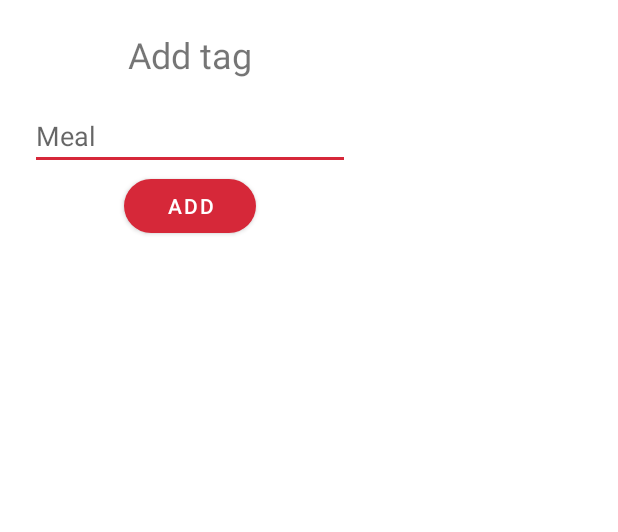
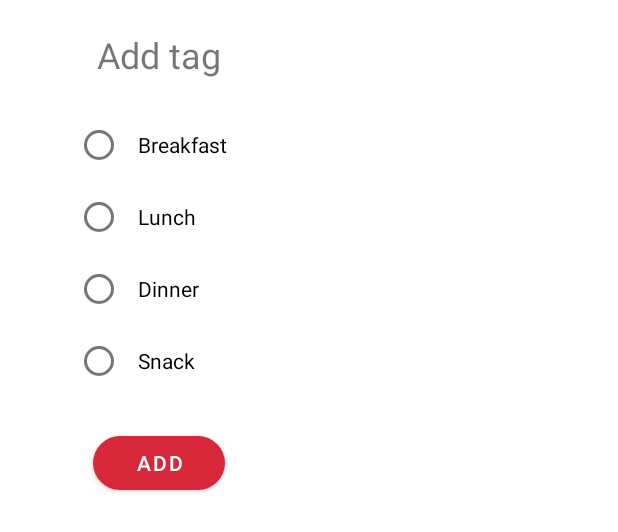
Before and after one commit to ETS-Android2/count.it, an Android app: the layout modal_tag.xml on its own in the app's theme, with its tools: preview values and no code run, on a phone screen of 412 x 824 dp. Shown: the top 532 px of the screen. Run offline under Robolectric (Android 15) with nearby library versions, the phone set to English and light mode, and no system bars.

Commit message:
modified tag, filter and change datalib entry, removed recycler view in fragment_entry.xml

```diff
--- a/app/src/main/res/layout/modal_tag.xml
+++ b/app/src/main/res/layout/modal_tag.xml
@@ -17,27 +17,58 @@ android:padding="20dp">
         app:layout_constraintStart_toStartOf="parent"
         app:layout_constraintTop_toTopOf="parent" />
 
-    <EditText
-        android:id="@+id/edtNameCustomEntry"
-        android:layout_width="wrap_content"
-        android:layout_height="wrap_content"
-        android:layout_marginTop="15dp"
-        android:ems="10"
-        android:hint="Meal "
-        android:inputType="textPersonName"
-        app:layout_constraintEnd_toEndOf="parent"
-        app:layout_constraintStart_toStartOf="parent"
-        app:layout_constraintTop_toBottomOf="@+id/textView" />
-
     <Button
         android:id="@+id/button_filter"
         android:layout_width="wrap_content"
         android:layout_height="wrap_content"
+        android:layout_marginTop="20dp"
         android:background="@drawable/round_button_style"
         android:text="ADD"
         app:backgroundTint="@null"
         app:layout_constraintEnd_toEndOf="parent"
         app:layout_constraintStart_toStartOf="parent"
-        app:layout_constraintTop_toBottomOf="@+id/edtNameCustomEntry" />
+        app:layout_constraintTop_toBottomOf="@+id/radioGroup" />
+
+    <RadioGroup
+        android:id="@+id/radioGroup"
+        android:layout_width="wrap_content"
+        android:layout_height="0dp"
+        android:layout_marginStart="30dp"
+        android:layout_marginLeft="30dp"
+        android:layout_marginTop="20dp"
+        android:layout_marginEnd="30dp"
+        android:layout_marginRight="30dp"
+        app:layout_constraintEnd_toEndOf="parent"
+        app:layout_constraintStart_toStartOf="parent"
+        app:layout_constraintTop_toBottomOf="@+id/textView">
+
+        <RadioButton
+            android:id="@+id/radioButton"
+            android:layout_width="match_parent"
+            android:layout_height="wrap_content"
+            android:padding="10dp"
+            android:text="Breakfast" />
+
+        <RadioButton
+            android:id="@+id/radioButton2"
+            android:layout_width="match_parent"
+            android:layout_height="wrap_content"
+            android:padding="10dp"
+            android:text="Lunch" />
+
+        <RadioButton
+            android:id="@+id/radioButton3"
+            android:layout_width="match_parent"
+            android:layout_height="wrap_content"
+            android:padding="10dp"
+            android:text="Dinner" />
+
+        <RadioButton
+            android:id="@+id/radioButton4"
+            android:layout_width="match_parent"
+            android:layout_height="wrap_content"
+            android:padding="10dp"
+            android:text="Snack" />
+    </RadioGroup>
 
 </androidx.constraintlayout.widget.ConstraintLayout>
```
Also changed, not shown: app/src/main/res/layout/fragment_entry.xml (+0 -16 lines), app/src/main/res/layout/modal_add_custom.xml (+34 -2 lines), datalib/src/main/java/feri/count/datalib/Entry.java (+14 -1 lines). Lines whose indentation alone changed are shown as unchanged.
